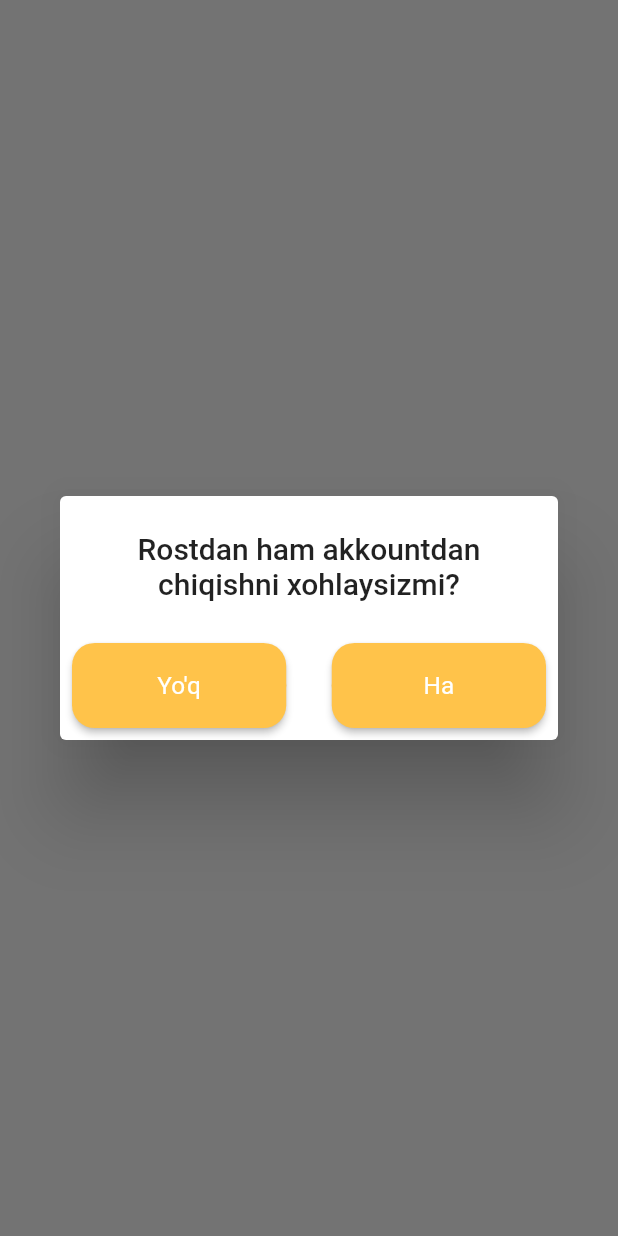
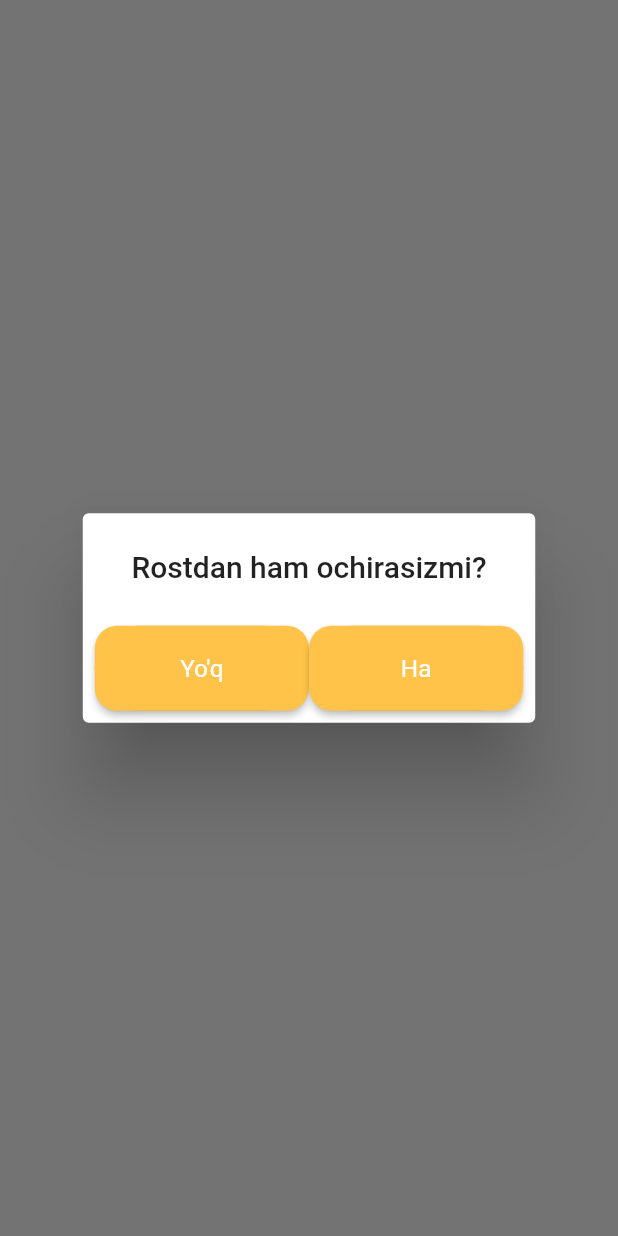
Before and after one commit to IbrohimToxtasinov/max_way, a Flutter app: the MyalertDialog widget shown alone on an empty page, opened directly with empty values, on a phone screen of 412 x 824 dp. Run offline on Flutter 3.47's test engine with Material 2 defaults, Android fonts, the phone set to English and light mode, and no system bars; our stand-ins replace bloc, carousel_slider, flutter_bloc, flutter_screenutil, flutter_svg, fluttertoast and 3 more; accounts and stored records are empty.

Commit message:
Task done

```diff
--- a/lib/ui/widgets/global_alert_dialog.dart
+++ b/lib/ui/widgets/global_alert_dialog.dart
@@ -9,7 +9,7 @@ MyalertDialog({required VoidCallback onTap, required BuildContext context}) {
     builder: (BuildContext context) {
       return AlertDialog(
         title: const Text(
-          "Rostdan ham akkountdan chiqishni xohlaysizmi?",
+          "Rostdan ham ochirasizmi?",
           textAlign: TextAlign.center,
         ),
         actions: <Widget>[
```
